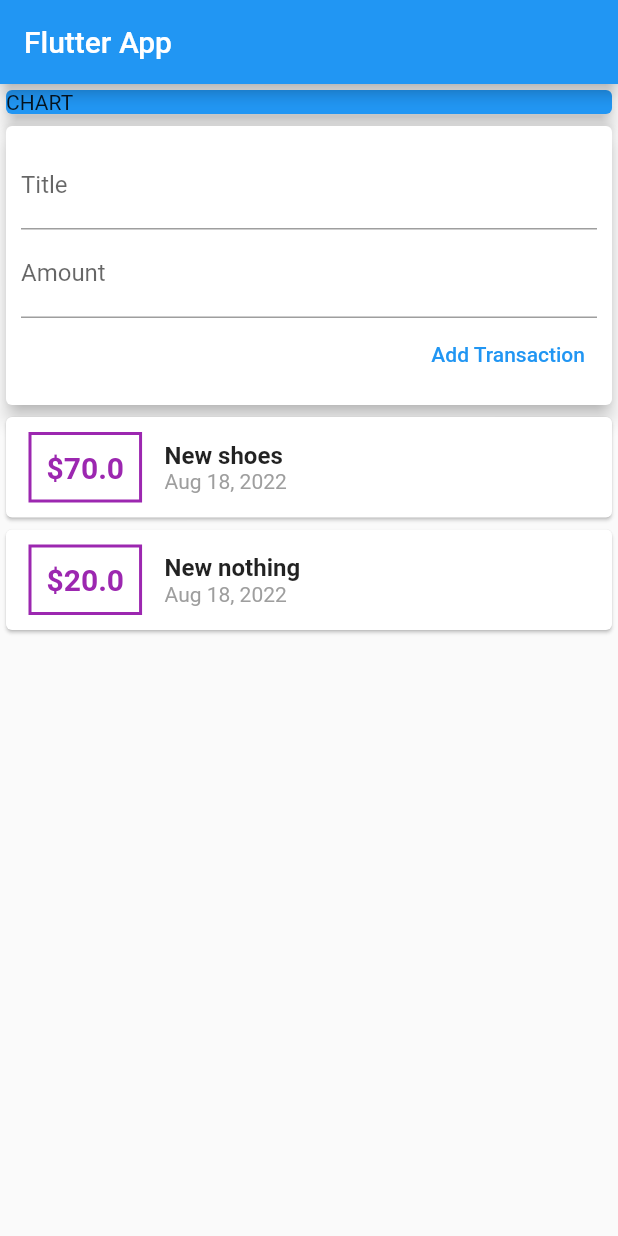
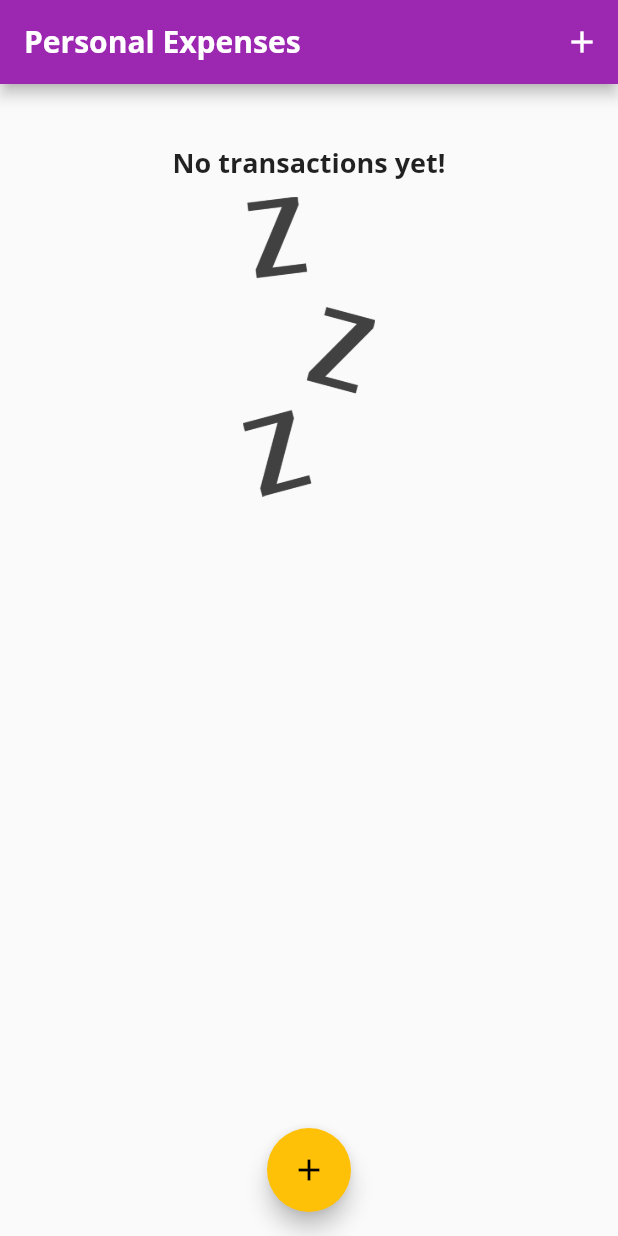
Before and after one commit to marcocaldera/flutter-course, a Flutter app: the screen it shows after launch, on a phone screen of 412 x 824 dp. Run offline on Flutter 3.47's test engine with Material 2 defaults, Android fonts, the phone set to English and light mode, and no system bars.

Commit message:
WIP Expenses app

```diff
--- a/expenses_app/lib/main.dart
+++ b/expenses_app/lib/main.dart
@@ -1,5 +1,10 @@
-import 'package:expenses_app/widgets/user_transactions.dart';
+import 'package:expenses_app/widgets/chart.dart';
+import 'package:expenses_app/widgets/new_transaction.dart';
+import 'package:expenses_app/widgets/transaction_list.dart';
+
 import 'package:flutter/material.dart';
+
+import 'models/transaction.dart';
 
 void main() => runApp(const MyApp());
 
@@ -9,37 +14,108 @@ class MyApp extends StatelessWidget {
   @override
   Widget build(BuildContext context) {
     return MaterialApp(
-      title: 'Flutter App',
+      title: 'Personal Expenses',
+      theme: ThemeData(
+        primarySwatch: Colors.purple,
+        accentColor: Colors.amber,
+        fontFamily: 'Quicksand',
+        textTheme: ThemeData.light().textTheme.copyWith(
+              headline6: const TextStyle(
+                fontFamily: 'OpenSans',
+                fontSize: 18,
+                fontWeight: FontWeight.bold,
+              ),
+            ),
+        appBarTheme: const AppBarTheme(
+          titleTextStyle: TextStyle(
+            fontFamily: 'OpenSans',
+            fontSize: 20,
+            fontWeight: FontWeight.bold,
+          ),
+        ),
+      ),
       home: MyHomePage(),
     );
   }
 }
 
-class MyHomePage extends StatelessWidget {
-  final titleController = TextEditingController();
-  final amountController = TextEditingController();
+class MyHomePage extends StatefulWidget {
+  @override
+  State<MyHomePage> createState() => _MyHomePageState();
+}
 
-  // MyHomePage({Key? key}) : super(key: key);
+class _MyHomePageState extends State<MyHomePage> {
+  final List<Transaction> _userTransactions = [
+    // Transaction(
+    //   id: 't1',
+    //   title: "New shoes",
+    //   amount: 70,
+    //   date: DateTime.now(),
+    // ),
+    // Transaction(
+    //   id: 't2',
+    //   title: "New nothing",
+    //   amount: 20,
+    //   date: DateTime.now(),
+    // ),
+  ];
+
+  void _addNewTransaction(String title, double amount) {
+    final newTx = Transaction(
+      id: DateTime.now().toString(),
+      title: title,
+      amount: amount,
+      date: DateTime.now(),
+    );
+
+    setState(() {
+      _userTransactions.add(newTx);
+    });
+  }
+
+  List<Transaction> get _recentTransactions {
+    return _userTransactions.where((tx) {
+      return tx.date.isAfter(
+        DateTime.now().subtract(const Duration(days: 7)),
+      );
+    }).toList();
+  }
+
+  void _startAddNewTransaction(BuildContext ctx) {
+    showModalBottomSheet(
+        context: ctx,
+        builder: (_) {
+          return NewTransaction(_addNewTransaction);
+        });
+  }
 
   @override
   Widget build(BuildContext context) {
     return Scaffold(
       appBar: AppBar(
-        title: const Text('Flutter App'),
+        title: const Text(
+          'Personal Expenses',
+        ),
+        actions: [
+          IconButton(
+            onPressed: () => _startAddNewTransaction(context),
+            icon: const Icon(Icons.add),
+          ),
+        ],
       ),
-      body: Column(
-        crossAxisAlignment: CrossAxisAlignment.stretch,
-        children: [
-          Container(
-            width: double.infinity,
-            child: const Card(
-              elevation: 5,
-              color: Colors.blue,
-              child: Text("CHART"),
-            ),
-          ),
-          const UserTransactions()
-        ],
+      body: SingleChildScrollView(
+        child: Column(
+          crossAxisAlignment: CrossAxisAlignment.stretch,
+          children: [
+            Chart(_recentTransactions),
+            TransactionList(_userTransactions)
+          ],
+        ),
+      ),
+      floatingActionButtonLocation: FloatingActionButtonLocation.centerFloat,
+      floatingActionButton: FloatingActionButton(
+        onPressed: () => _startAddNewTransaction(context),
+        child: const Icon(Icons.add),
       ),
     );
   }
--- /dev/null
+++ b/expenses_app/lib/widgets/chart.dart
@@ -0,0 +1,40 @@
+import 'package:expenses_app/models/transaction.dart';
+import 'package:flutter/material.dart';
+import 'package:intl/intl.dart';
+
+class Chart extends StatelessWidget {
+  final List<Transaction> recentTransactions;
+
+  Chart(this.recentTransactions);
+
+  List<Map<String, Object>> get groupedTransactionValues {
+    return List.generate(7, (index) {
+      final weekDay = DateTime.now().subtract(Duration(days: index));
+      double totalSum = 0.0;
+
+      for (var tx in recentTransactions) {
+        if (tx.date.day == weekDay.day &&
+            tx.date.month == weekDay.month &&
+            tx.date.year == weekDay.year) {
+          totalSum += tx.amount;
+        }
+      }
+
+      return {
+        'day': DateFormat.E().format(weekDay),
+        'amount': totalSum,
+      };
+    });
+  }
+
+  @override
+  Widget build(BuildContext context) {
+    return Card(
+      elevation: 6,
+      margin: const EdgeInsets.all(20),
+      child: Row(
+        children: [],
+      ),
+    );
+  }
+}
--- a/expenses_app/lib/widgets/transaction_list.dart
+++ b/expenses_app/lib/widgets/transaction_list.dart
@@ -9,8 +9,27 @@ class TransactionList extends StatelessWidget {
 
   @override
   Widget build(BuildContext context) {
-    return Column(
-      children: transactions.map((tx) {
+    return Container(
+      height: 300,
+      child: transactions.isEmpty
+          ? Column(
+              children: [
+                Text(
+                  'No transactions yet!',
+                  style: Theme.of(context).textTheme.headline6,
+                ),
+                const SizedBox(height: 10),
+                Container(
+                  height: 200,
+                  child: Image.asset(
+                    "assets/images/waiting.png",
+                    fit: BoxFit.cover,
+                  ),
+                )
+              ],
+            )
+          : ListView.builder(
+              itemBuilder: (context, index) {
                 return Card(
                   child: Row(
                     children: [
@@ -20,30 +39,26 @@ class TransactionList extends StatelessWidget {
                           horizontal: 15,
                         ),
                         decoration: BoxDecoration(
-                  border: Border.all(color: Colors.purple, width: 2),
+                          border: Border.all(
+                              color: Theme.of(context).primaryColor, width: 2),
                         ),
                         padding: const EdgeInsets.all(10),
                         child: Text(
-                  "\$${tx.amount}",
-                  style: const TextStyle(
+                          "\$${transactions[index].amount.toStringAsFixed(2)}",
+                          style: TextStyle(
                             fontWeight: FontWeight.bold,
                             fontSize: 20,
-                    color: Colors.purple,
+                            color: Theme.of(context).primaryColor,
                           ),
                         ),
                       ),
                       Column(
                         crossAxisAlignment: CrossAxisAlignment.start,
                         children: [
+                          Text(transactions[index].title,
+                              style: Theme.of(context).textTheme.headline6),
                           Text(
-                    tx.title,
-                    style: const TextStyle(
-                      fontSize: 16,
-                      fontWeight: FontWeight.bold,
-                    ),
-                  ),
-                  Text(
-                    DateFormat.yMMMd().format(tx.date),
+                            DateFormat.yMMMd().format(transactions[index].date),
                             style: const TextStyle(color: Colors.grey),
                           ),
                         ],
@@ -51,7 +66,9 @@ class TransactionList extends StatelessWidget {
                     ],
                   ),
                 );
-      }).toList(),
+              },
+              itemCount: transactions.length,
+            ),
     );
   }
 }
--- a/expenses_app/lib/widgets/user_transactions.dart
+++ /dev/null
@@ -1,50 +0,0 @@
-import 'package:expenses_app/models/transaction.dart';
-import 'package:expenses_app/widgets/transaction_list.dart';
-import 'package:flutter/material.dart';
-
-import 'new_transaction.dart';
-
-class UserTransactions extends StatefulWidget {
-  const UserTransactions({Key? key}) : super(key: key);
-
-  @override
-  State<UserTransactions> createState() => _UserTransactionsState();
-}
-
-class _UserTransactionsState extends State<UserTransactions> {
-  final List<Transaction> _userTransactions = [
-    Transaction(
-      id: 't1',
-      title: "New shoes",
-      amount: 70,
-      date: DateTime.now(),
-    ),
-    Transaction(
-      id: 't2',
-      title: "New nothing",
-      amount: 20,
-      date: DateTime.now(),
-    ),
-  ];
-
-  void _addNewTransaction(String title, double amount) {
-    final newTx = Transaction(
-      id: DateTime.now().toString(),
-      title: title,
-      amount: amount,
-      date: DateTime.now(),
-    );
-
-    setState(() {
-      _userTransactions.add(newTx);
-    });
-  }
-
-  @override
-  Widget build(BuildContext context) {
-    return Column(children: [
-      NewTransaction(_addNewTransaction),
-      TransactionList(_userTransactions),
-    ]);
-  }
-}
```
Also changed, not shown: expenses_app/lib/widgets/new_transaction.dart (+31 -10 lines), expenses_app/pubspec.yaml (+13 -8 lines), expenses_app/assets/fonts/OpenSans-Bold.ttf (added), expenses_app/assets/fonts/OpenSans-Regular.ttf (added), expenses_app/assets/fonts/Quicksand-Bold.ttf (added), expenses_app/assets/fonts/Quicksand-Light.ttf (added), expenses_app/assets/fonts/Quicksand-Medium.ttf (added), expenses_app/assets/fonts/Quicksand-Regular.ttf (added), expenses_app/assets/images/waiting.png (added). Lines whose indentation alone changed are shown as unchanged.
